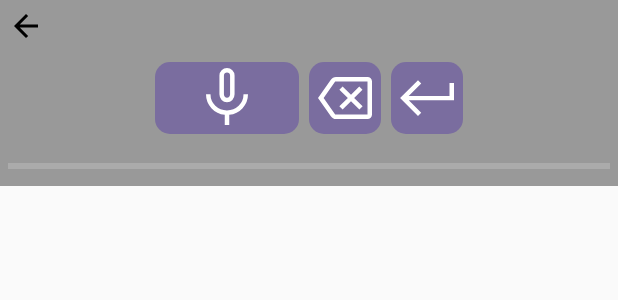
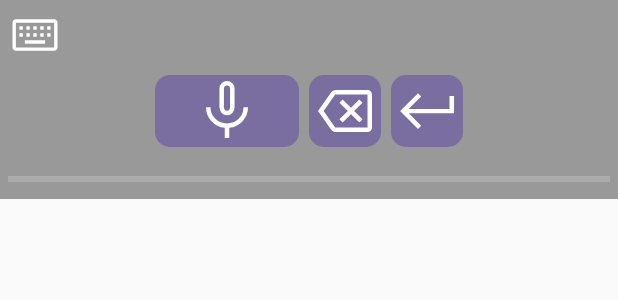
Before and after one commit to cirstoph/VoxIME, an Android app: the layout voice_service.xml on its own in the app's theme, with its tools: preview values and no code run, on a phone screen of 412 x 824 dp. Shown: the top 300 px of the screen. Run offline under Robolectric (Android 15) with nearby library versions, the phone set to English and light mode, and no system bars; network calls fail.

Commit message:
Clean up Show keyboard icon instead of left arrow dependency TF lite -> 2.15.0

```diff
--- a/app/src/main/java/com/whispertflite/engine/WhisperEngineJava.java
+++ b/app/src/main/java/com/whispertflite/engine/WhisperEngineJava.java
@@ -185,8 +185,7 @@ public class WhisperEngineJava implements WhisperEngine {
             }
         }
 
-        WhisperResult whisperResult = new WhisperResult(result.toString(),language, task);
-        return whisperResult;
+        return new WhisperResult(result.toString(),language, task);
     }
 
 }
--- a/app/src/main/res/drawable/ic_arrow_back_24dp.xml
+++ /dev/null
@@ -1,9 +0,0 @@
-<vector xmlns:android="http://schemas.android.com/apk/res/android"
-    android:width="24dp"
-    android:height="24dp"
-    android:viewportWidth="960"
-    android:viewportHeight="960">
-  <path
-      android:pathData="m313,520 l224,224 -57,56 -320,-320 320,-320 57,56 -224,224h487v80L313,520Z"
-      android:fillColor="@color/black"/>
-</vector>
--- /dev/null
+++ b/app/src/main/res/drawable/ic_keyboard_36dp.xml
@@ -0,0 +1,4 @@
+<vector android:height="36dp" android:viewportHeight="960"
+    android:viewportWidth="960" android:width="36dp" xmlns:android="http://schemas.android.com/apk/res/android">
+    <path android:fillColor="#FFFFFF" android:pathData="M140,760q-24,0 -42,-18.5T80,700v-440q0,-24 18,-42t42,-18h680q24,0 42,18t18,42v440q0,23 -18,41.5T820,760L140,760ZM140,700h680v-440L140,260v440ZM300,635h360v-60L300,575v60ZM203,510h60v-60h-60v60ZM327,510h60v-60h-60v60ZM450,510h60v-60h-60v60ZM574,510h60v-60h-60v60ZM697,510h60v-60h-60v60ZM203,385h60v-60h-60v60ZM327,385h60v-60h-60v60ZM450,385h60v-60h-60v60ZM574,385h60v-60h-60v60ZM697,385h60v-60h-60v60ZM140,700v-440,440Z"/>
+</vector>
--- a/app/src/main/res/layout/activity_main.xml
+++ b/app/src/main/res/layout/activity_main.xml
@@ -139,8 +139,7 @@
     <RelativeLayout
         android:layout_width="wrap_content"
         android:layout_height="wrap_content"
-        android:layout_gravity="center_horizontal"
-        android:orientation="horizontal">
+        android:layout_gravity="center_horizontal">
 
         <ImageButton
             android:id="@+id/btnRecord"
--- a/app/src/main/res/layout/voice_service.xml
+++ b/app/src/main/res/layout/voice_service.xml
@@ -18,7 +18,7 @@
             android:layout_height="wrap_content"
             android:layout_alignParentStart="true"
             android:background="@color/darkGrey"
-            android:src="@drawable/ic_arrow_back_24dp"
+            android:src="@drawable/ic_keyboard_36dp"
             android:contentDescription="@string/exit_button"/>
 
         <TextView
```
Also changed, not shown: app/build.gradle (+4 -3 lines), app/src/main/java/com/whispertflite/asr/Whisper.java (+5 -9 lines), 2 other files.
